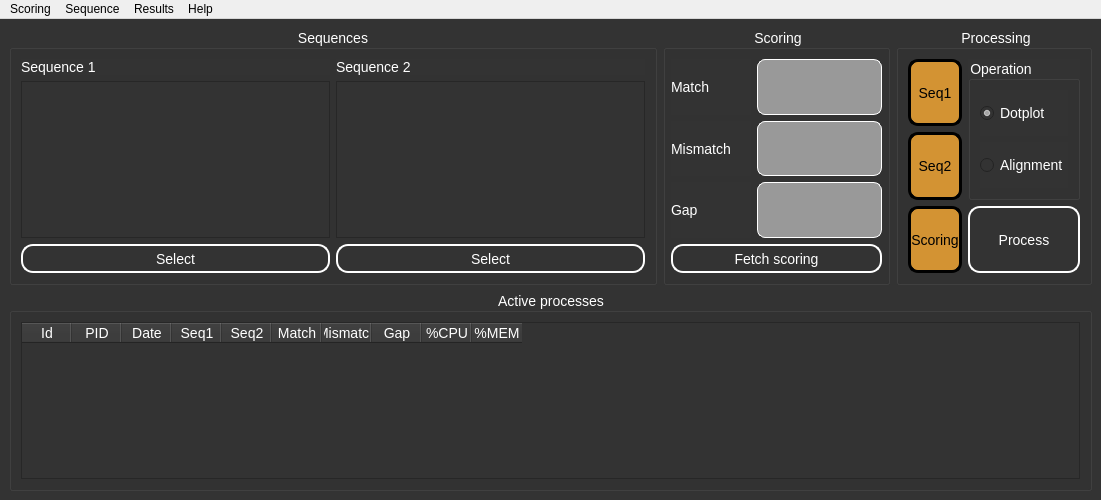
First picture: the form in Views/main.ui, repository rafalfelczynski/dna-alignment, before the edit.
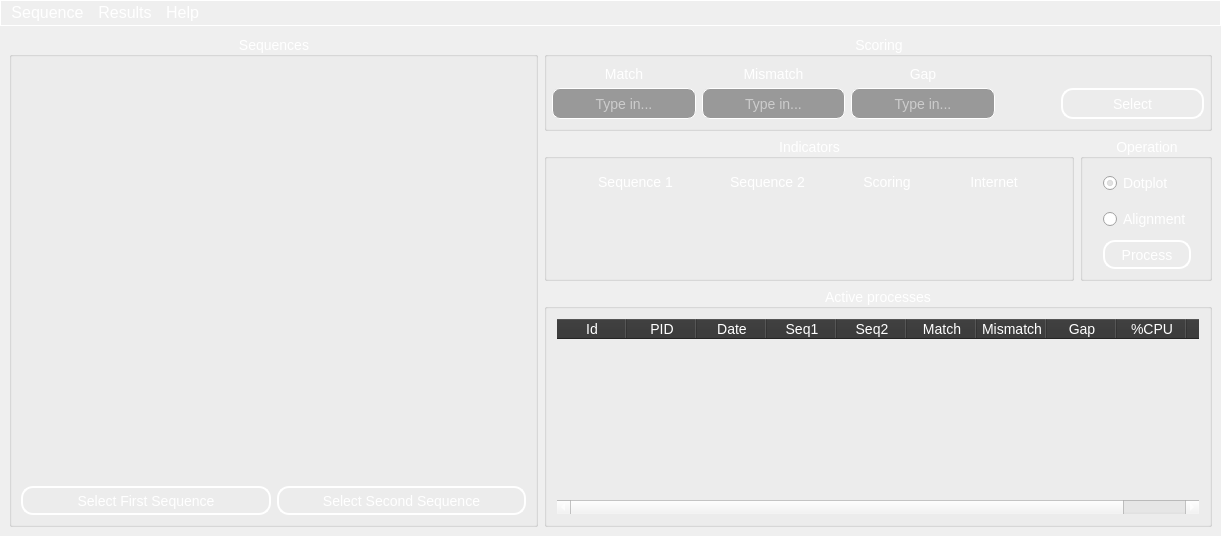
Second picture: the form after the edit. Icons and pictures are not drawn. Custom widgets are drawn as their Qt base class.

Commit message: added icons for leds, created drag and drop handler and widgets, added sequence manager, network connection checker and database updater for sequences

What changed in the file:
```diff
--- a/Views/main.ui
+++ b/Views/main.ui
@@ -6,10 +6,15 @@
    <rect>
     <x>0</x>
     <y>0</y>
-    <width>1101</width>
-    <height>500</height>
+    <width>1221</width>
+    <height>536</height>
    </rect>
   </property>
+  <property name="font">
+   <font>
+    <pointsize>12</pointsize>
+   </font>
+  </property>
   <property name="focusPolicy">
    <enum>Qt::NoFocus</enum>
   </property>
@@ -18,8 +23,9 @@
   </property>
   <property name="styleSheet">
    <string notr="true">QMainWindow {
-	border: 3px solid black;
-	border-radius: 5px;
+	border-image: url(&quot;:/background.jpg&quot;);
+	background-repeat: no-repeat; 
+	background-position: center;
 }</string>
   </property>
   <widget class="QWidget" name="centralwidget">
@@ -28,12 +34,11 @@
    </property>
    <property name="styleSheet">
     <string notr="true">QWidget {
-	background-color: #333333;
 	font: &quot;Times New Roman&quot;;
     font-size: 14px;
+	color: white;
 }
 QLabel {
-	background-color: #333333;
 	color: white;
 	font: italic &quot;Times New Roman&quot;;
 }
@@ -43,14 +48,7 @@
 	background-color: #999999;
 	color: white;
 }
-QGroupBox {
-	background-color: #333333;
-	color: white;
-}
-QRadioButton {
-	background-color: #333333;
-	color: white;
-}
+
 
 QPushButton {
     color: white;
@@ -79,11 +77,135 @@
 QPushButton:hover {
 	border: 4px solid green;
 }
+
+QListView {
+	background: transparent;
+}
+
+QTableWidget {
+	background: transparent;
+}
+
+QTableWidget::item {
+	color: white;
+	selection-background-color: qlineargradient(x1: 0, y1: 0, x2: 0, y2: 1,
+                                stop: 0 #6a6ea9, stop: 1 #888dd9);
+}
+
+QHeaderView::section {
+	background-color: #333333;
+	color: white;
+}
 </string>
    </property>
    <layout class="QGridLayout" name="gridLayout_6">
-    <item row="2" column="2" colspan="6">
-     <widget class="QGroupBox" name="groupBox_10">
+    <item row="2" column="8" rowspan="3">
+     <widget class="QGroupBox" name="operationGroupBox">
+      <property name="sizePolicy">
+       <sizepolicy hsizetype="Minimum" vsizetype="Minimum">
+        <horstretch>0</horstretch>
+        <verstretch>0</verstretch>
+       </sizepolicy>
+      </property>
+      <property name="minimumSize">
+       <size>
+        <width>0</width>
+        <height>10</height>
+       </size>
+      </property>
+      <property name="title">
+       <string>Operation</string>
+      </property>
+      <property name="alignment">
+       <set>Qt::AlignCenter</set>
+      </property>
+      <layout class="QGridLayout" name="gridLayout_2">
+       <property name="leftMargin">
+        <number>5</number>
+       </property>
+       <property name="topMargin">
+        <number>9</number>
+       </property>
+       <property name="rightMargin">
+        <number>2</number>
+       </property>
+       <property name="bottomMargin">
+        <number>9</number>
+       </property>
+       <item row="3" column="0">
+        <widget class="QPushButton" name="processBtn">
+         <property name="sizePolicy">
+          <sizepolicy hsizetype="Minimum" vsizetype="Minimum">
+           <horstretch>0</horstretch>
+           <verstretch>0</verstretch>
+          </sizepolicy>
+         </property>
+         <property name="minimumSize">
+          <size>
+           <width>0</width>
+           <height>10</height>
+          </size>
+         </property>
+         <property name="text">
+          <string>Process</string>
+         </property>
+        </widget>
+       </item>
+       <item row="0" column="0">
+        <widget class="QRadioButton" name="dotplotRadioBtn">
+         <property name="sizePolicy">
+          <sizepolicy hsizetype="Fixed" vsizetype="Expanding">
+           <horstretch>0</horstretch>
+           <verstretch>0</verstretch>
+          </sizepolicy>
+         </property>
+         <property name="minimumSize">
+          <size>
+           <width>0</width>
+           <height>10</height>
+          </size>
+         </property>
+         <property name="layoutDirection">
+          <enum>Qt::LeftToRight</enum>
+         </property>
+         <property name="styleSheet">
+          <string notr="true"/>
+         </property>
+         <property name="text">
+          <string>Dotplot</string>
+         </property>
+         <property name="checked">
+          <bool>true</bool>
+         </property>
+         <property name="autoRepeatInterval">
+          <number>5</number>
+         </property>
+        </widget>
+       </item>
+       <item row="2" column="0">
+        <widget class="QRadioButton" name="alignmentRadioBtn">
+         <property name="sizePolicy">
+          <sizepolicy hsizetype="Fixed" vsizetype="Expanding">
+           <horstretch>0</horstretch>
+           <verstretch>0</verstretch>
+          </sizepolicy>
+         </property>
+         <property name="minimumSize">
+          <size>
+           <width>0</width>
+           <height>10</height>
+          </size>
+         </property>
+         <property name="text">
+          <string>Alignment</string>
+         </property>
+        </widget>
+       </item>
+      </layout>
+     </widget>
+    </item>
+    <item row="5" column="4" rowspan="5" colspan="5">
+     <widget class="QGroupBox" name="processesGroupBox">
       <property name="sizePolicy">
        <sizepolicy hsizetype="Expanding" vsizetype="Expanding">
         <horstretch>0</horstretch>
@@ -103,20 +225,10 @@
        <item row="0" column="0">
         <widget class="QTableWidget" name="activeProcTableWidget">
          <property name="styleSheet">
-          <string notr="true">QTableWidget {
-	color: white;
-}
-
-QTableWidget::item {
-	color: white;
-	selection-background-color: qlineargradient(x1: 0, y1: 0, x2: 0, y2: 1,
-                                stop: 0 #6a6ea9, stop: 1 #888dd9);
-}
-
-QHeaderView::section {
-	background-color: #333333;
-	color: white;
-}</string>
+          <string notr="true"/>
+         </property>
+         <property name="horizontalScrollBarPolicy">
+          <enum>Qt::ScrollBarAsNeeded</enum>
          </property>
          <property name="editTriggers">
           <set>QAbstractItemView::NoEditTriggers</set>
@@ -128,10 +240,10 @@
           <enum>QAbstractItemView::SelectRows</enum>
          </property>
          <attribute name="horizontalHeaderMinimumSectionSize">
-          <number>20</number>
+          <number>70</number>
          </attribute>
          <attribute name="horizontalHeaderDefaultSectionSize">
-          <number>50</number>
+          <number>70</number>
          </attribute>
          <attribute name="verticalHeaderVisible">
           <bool>false</bool>
@@ -191,166 +303,329 @@
       </layout>
      </widget>
     </item>
-    <item row="1" column="7">
-     <widget class="QGroupBox" name="groupBox_8">
+    <item row="0" column="0" rowspan="10" colspan="4">
+     <widget class="QGroupBox" name="seqGroupBox">
       <property name="sizePolicy">
-       <sizepolicy hsizetype="Minimum" vsizetype="Expanding">
+       <sizepolicy hsizetype="Expanding" vsizetype="Expanding">
         <horstretch>0</horstretch>
         <verstretch>0</verstretch>
        </sizepolicy>
       </property>
+      <property name="minimumSize">
+       <size>
+        <width>50</width>
+        <height>0</height>
+       </size>
+      </property>
       <property name="title">
-       <string>Processing</string>
+       <string>Sequences</string>
       </property>
       <property name="alignment">
        <set>Qt::AlignCenter</set>
       </property>
-      <layout class="QGridLayout" name="gridLayout_9">
-       <item row="5" column="0" rowspan="2">
-        <widget class="QLabel" name="seqSecLedLbl">
+      <layout class="QGridLayout" name="gridLayout">
+       <item row="9" column="2" colspan="2">
+        <widget class="QPushButton" name="selectSeqSecBtn">
          <property name="sizePolicy">
-          <sizepolicy hsizetype="Minimum" vsizetype="Minimum">
+          <sizepolicy hsizetype="Expanding" vsizetype="Fixed">
+           <horstretch>0</horstretch>
+           <verstretch>0</verstretch>
+          </sizepolicy>
+         </property>
+         <property name="text">
+          <string>Select Second Sequence</string>
+         </property>
+        </widget>
+       </item>
+       <item row="0" column="0" rowspan="9" colspan="4">
+        <widget class="DragNDropListWidget" name="seq1ListWidget">
+         <property name="sizePolicy">
+          <sizepolicy hsizetype="Expanding" vsizetype="Expanding">
            <horstretch>0</horstretch>
            <verstretch>0</verstretch>
           </sizepolicy>
          </property>
          <property name="styleSheet">
-          <string notr="true">QLabel {
-	border-radius: 10px;
-	border: 3px solid black;
-	background-color: rgba(255, 173, 51, 200);;
-	color: black;
+          <string notr="true">QListView::item {
+	color: white;
+}
+
+QListView::item:selected:!active {
+    background: qlineargradient(x1: 0, y1: 0, x2: 0, y2: 1,
+                                stop: 0 #6a6ea9, stop: 1 #888dd9);
+}
+
+QListView::item:selected:active {
+    background: qlineargradient(x1: 0, y1: 0, x2: 0, y2: 1,
+                                stop: 0 #6a6ea9, stop: 1 #888dd9);
 }</string>
          </property>
+         <property name="isWrapping" stdset="0">
+          <bool>false</bool>
+         </property>
+         <property name="wordWrap">
+          <bool>true</bool>
+         </property>
+        </widget>
+       </item>
+       <item row="9" column="0" colspan="2">
+        <widget class="QPushButton" name="selectSeqFirstBtn">
+         <property name="sizePolicy">
+          <sizepolicy hsizetype="Expanding" vsizetype="Fixed">
+           <horstretch>0</horstretch>
+           <verstretch>0</verstretch>
+          </sizepolicy>
+         </property>
+         <property name="styleSheet">
+          <string notr="true"/>
+         </property>
          <property name="text">
-          <string>Seq2</string>
+          <string>Select First Sequence</string>
          </property>
+        </widget>
+       </item>
+      </layout>
+     </widget>
+    </item>
+    <item row="2" column="4" rowspan="3" colspan="4">
+     <widget class="QGroupBox" name="indicatorsGroupBox">
+      <property name="sizePolicy">
+       <sizepolicy hsizetype="Minimum" vsizetype="Minimum">
+        <horstretch>0</horstretch>
+        <verstretch>0</verstretch>
+       </sizepolicy>
+      </property>
+      <property name="minimumSize">
+       <size>
+        <width>0</width>
+        <height>100</height>
+       </size>
+      </property>
+      <property name="title">
+       <string>Indicators</string>
+      </property>
+      <property name="alignment">
+       <set>Qt::AlignCenter</set>
+      </property>
+      <layout class="QGridLayout" name="gridLayout_3">
+       <property name="leftMargin">
+        <number>0</number>
+       </property>
+       <property name="topMargin">
+        <number>0</number>
+       </property>
+       <property name="rightMargin">
+        <number>0</number>
+       </property>
+       <property name="bottomMargin">
+        <number>2</number>
+       </property>
+       <item row="1" column="3">
+        <widget class="QLabel" name="internetConnLbl">
+         <property name="sizePolicy">
+          <sizepolicy hsizetype="Fixed" vsizetype="Fixed">
+           <horstretch>0</horstretch>
+           <verstretch>0</verstretch>
+          </sizepolicy>
+         </property>
+         <property name="minimumSize">
+          <size>
+           <width>50</width>
+           <height>50</height>
+          </size>
+         </property>
+         <property name="text">
+          <string/>
+         </property>
          <property name="alignment">
           <set>Qt::AlignCenter</set>
          </property>
         </widget>
        </item>
-       <item row="7" column="0" rowspan="2">
+       <item row="0" column="1">
+        <widget class="QLabel" name="label_2">
+         <property name="sizePolicy">
+          <sizepolicy hsizetype="Fixed" vsizetype="Preferred">
+           <horstretch>0</horstretch>
+           <verstretch>0</verstretch>
+          </sizepolicy>
+         </property>
+         <property name="minimumSize">
+          <size>
+           <width>50</width>
+           <height>20</height>
+          </size>
+         </property>
+         <property name="text">
+          <string>Sequence 2</string>
+         </property>
+         <property name="alignment">
+          <set>Qt::AlignCenter</set>
+         </property>
+        </widget>
+       </item>
+       <item row="1" column="2">
         <widget class="QLabel" name="scoringLedLbl">
          <property name="sizePolicy">
-          <sizepolicy hsizetype="Minimum" vsizetype="Minimum">
+          <sizepolicy hsizetype="Fixed" vsizetype="Fixed">
            <horstretch>0</horstretch>
            <verstretch>0</verstretch>
           </sizepolicy>
          </property>
+         <property name="minimumSize">
+          <size>
+           <width>50</width>
+           <height>50</height>
+          </size>
+         </property>
          <property name="styleSheet">
-          <string notr="true">QLabel {
-	border-radius: 10px;
-	border: 3px solid black;
-	background-color: rgba(255, 173, 51, 200);
-	color: black;
-}</string>
+          <string notr="true"/>
          </property>
          <property name="text">
-          <string>Scoring</string>
+          <string/>
+         </property>
+         <property name="scaledContents">
+          <bool>false</bool>
          </property>
          <property name="alignment">
           <set>Qt::AlignCenter</set>
          </property>
         </widget>
        </item>
-       <item row="3" column="0" rowspan="2">
+       <item row="1" column="0">
         <widget class="QLabel" name="seqFirstLedLbl">
          <property name="sizePolicy">
-          <sizepolicy hsizetype="Minimum" vsizetype="Minimum">
+          <sizepolicy hsizetype="Fixed" vsizetype="Fixed">
            <horstretch>0</horstretch>
            <verstretch>0</verstretch>
           </sizepolicy>
          </property>
+         <property name="minimumSize">
+          <size>
+           <width>50</width>
+           <height>50</height>
+          </size>
+         </property>
          <property name="styleSheet">
-          <string notr="true">QLabel {
-	border-radius: 10px;
-	border: 3px solid black;
-	background-color: rgba(255, 173, 51, 200);
-	color: black;
-}
-</string>
+          <string notr="true"/>
          </property>
          <property name="text">
-          <string>Seq1</string>
+          <string/>
          </property>
          <property name="alignment">
           <set>Qt::AlignCenter</set>
          </property>
         </widget>
        </item>
-       <item row="7" column="1" rowspan="2">
-        <widget class="QPushButton" name="processBtn">
+       <item row="0" column="0">
+        <widget class="QLabel" name="label">
          <property name="sizePolicy">
-          <sizepolicy hsizetype="Minimum" vsizetype="Minimum">
+          <sizepolicy hsizetype="Fixed" vsizetype="Preferred">
            <horstretch>0</horstretch>
            <verstretch>0</verstretch>
           </sizepolicy>
          </property>
+         <property name="minimumSize">
+          <size>
+           <width>50</width>
+           <height>20</height>
+          </size>
+         </property>
          <property name="text">
-          <string>Process</string>
+          <string>Sequence 1</string>
          </property>
+         <property name="alignment">
+          <set>Qt::AlignCenter</set>
+         </property>
         </widget>
        </item>
-       <item row="3" column="1" rowspan="4">
-        <widget class="QGroupBox" name="operationGroupBox">
+       <item row="1" column="1">
+        <widget class="QLabel" name="seqSecLedLbl">
          <property name="sizePolicy">
-          <sizepolicy hsizetype="Preferred" vsizetype="Minimum">
+          <sizepolicy hsizetype="Fixed" vsizetype="Fixed">
            <horstretch>0</horstretch>
            <verstretch>0</verstretch>
           </sizepolicy>
          </property>
-         <property name="title">
-          <string>Operation</string>
+         <property name="minimumSize">
+          <size>
+           <width>50</width>
+           <height>50</height>
+          </size>
          </property>
-         <layout class="QVBoxLayout" name="verticalLayout_2">
-          <item>
-           <widget class="QRadioButton" name="dotplotRadioBtn">
-            <property name="sizePolicy">
-             <sizepolicy hsizetype="Minimum" vsizetype="Expanding">
-              <horstretch>0</horstretch>
-              <verstretch>0</verstretch>
-             </sizepolicy>
-            </property>
-            <property name="text">
-             <string>Dotplot</string>
-            </property>
-            <property name="checked">
-             <bool>true</bool>
-            </property>
-           </widget>
-          </item>
-          <item>
-           <widget class="QRadioButton" name="alignmentRadioBtn">
-            <property name="sizePolicy">
-             <sizepolicy hsizetype="Minimum" vsizetype="Expanding">
-              <horstretch>0</horstretch>
-              <verstretch>0</verstretch>
-             </sizepolicy>
-            </property>
-            <property name="text">
-             <string>Alignment</string>
-            </property>
-           </widget>
-          </item>
-         </layout>
+         <property name="styleSheet">
+          <string notr="true"/>
+         </property>
+         <property name="text">
+          <string/>
+         </property>
+         <property name="scaledContents">
+          <bool>false</bool>
+         </property>
+         <property name="alignment">
+          <set>Qt::AlignCenter</set>
+         </property>
+        </widget>
+       </item>
+       <item row="0" column="3">
+        <widget class="QLabel" name="label_4">
+         <property name="sizePolicy">
+          <sizepolicy hsizetype="Fixed" vsizetype="Preferred">
+           <horstretch>0</horstretch>
+           <verstretch>0</verstretch>
+          </sizepolicy>
+         </property>
+         <property name="minimumSize">
+          <size>
+           <width>50</width>
+           <height>20</height>
+          </size>
+         </property>
+         <property name="text">
+          <string>Internet</string>
+         </property>
+         <property name="alignment">
+          <set>Qt::AlignCenter</set>
+         </property>
+        </widget>
+       </item>
+       <item row="0" column="2">
+        <widget class="QLabel" name="label_3">
+         <property name="sizePolicy">
+          <sizepolicy hsizetype="Fixed" vsizetype="Fixed">
+           <horstretch>0</horstretch>
+           <verstretch>0</verstretch>
+          </sizepolicy>
+         </property>
+         <property name="minimumSize">
+          <size>
+           <width>50</width>
+           <height>20</height>
+          </size>
+         </property>
+         <property name="text">
+          <string>Scoring</string>
+         </property>
+         <property name="alignment">
+          <set>Qt::AlignCenter</set>
+         </property>
         </widget>
        </item>
       </layout>
      </widget>
     </item>
-    <item row="1" column="6">
-     <widget class="QGroupBox" name="groupBox_9">
+    <item row="0" column="4" rowspan="2" colspan="5">
+     <widget class="QGroupBox" name="scoringGroupBox">
       <property name="sizePolicy">
-       <sizepolicy hsizetype="Minimum" vsizetype="Expanding">
+       <sizepolicy hsizetype="Minimum" vsizetype="Minimum">
         <horstretch>0</horstretch>
         <verstretch>0</verstretch>
        </sizepolicy>
       </property>
       <property name="minimumSize">
        <size>
-        <width>100</width>
-        <height>20</height>
+        <width>0</width>
+        <height>0</height>
        </size>
       </property>
       <property name="sizeIncrement">
@@ -371,68 +646,58 @@
       <property name="alignment">
        <set>Qt::AlignCenter</set>
       </property>
-      <layout class="QGridLayout" name="gridLayout_10" columnstretch="0,0" columnminimumwidth="0,0">
+      <layout class="QGridLayout" name="gridLayout_4">
+       <property name="sizeConstraint">
+        <enum>QLayout::SetDefaultConstraint</enum>
+       </property>
        <property name="leftMargin">
         <number>5</number>
        </property>
+       <property name="topMargin">
+        <number>9</number>
+       </property>
        <property name="rightMargin">
         <number>5</number>
        </property>
        <property name="bottomMargin">
         <number>9</number>
        </property>
-       <item row="0" column="0">
-        <widget class="QLabel" name="label_10">
+       <item row="0" column="2">
+        <widget class="QLabel" name="label_9">
          <property name="sizePolicy">
-          <sizepolicy hsizetype="Minimum" vsizetype="Preferred">
+          <sizepolicy hsizetype="Minimum" vsizetype="Fixed">
            <horstretch>0</horstretch>
            <verstretch>0</verstretch>
           </sizepolicy>
          </property>
          <property name="text">
-          <string>Match</string>
-         </property>
-        </widget>
-       </item>
-       <item row="0" column="1">
-        <widget class="QLineEdit" name="matchLineEdit">
-         <property name="sizePolicy">
-          <sizepolicy hsizetype="Minimum" vsizetype="Minimum">
-           <horstretch>0</horstretch>
-           <verstretch>0</verstretch>
-          </sizepolicy>
-         </property>
-         <property name="minimumSize">
-          <size>
-           <width>50</width>
-           <height>0</height>
-          </size>
+          <string>Gap</string>
          </property>
          <property name="alignment">
           <set>Qt::AlignCenter</set>
          </property>
-         <property name="clearButtonEnabled">
-          <bool>false</bool>
-         </property>
         </widget>
        </item>
-       <item row="1" column="0">
+       <item row="0" column="1">
         <widget class="QLabel" name="label_8">
          <property name="sizePolicy">
-          <sizepolicy hsizetype="Minimum" vsizetype="Preferred">
+          <sizepolicy hsizetype="Minimum" vsizetype="Fixed">
            <horstretch>0</horstretch>
            <verstretch>0</verstretch>
           </sizepolicy>
          </property>
          <property name="minimumSize">
           <size>
-           <width>80</width>
+           <width>0</width>
            <height>0</height>
           </size>
          </property>
          <property name="text">
           <string>Mismatch</string>
          </property>
+         <property name="alignment">
+          <set>Qt::AlignCenter</set>
+         </property>
         </widget>
        </item>
        <item row="1" column="1">
@@ -445,29 +710,19 @@
          </property>
          <property name="minimumSize">
           <size>
-           <width>50</width>
+           <width>0</width>
            <height>0</height>
           </size>
          </property>
          <property name="alignment">
           <set>Qt::AlignCenter</set>
          </property>
-        </widget>
-       </item>
-       <item row="2" column="0">
-        <widget class="QLabel" name="label_9">
-         <property name="sizePolicy">
-          <sizepolicy hsizetype="Minimum" vsizetype="Preferred">
-           <horstretch>0</horstretch>
-           <verstretch>0</verstretch>
-          </sizepolicy>
+         <property name="placeholderText">
+          <string>Type in...</string>
          </property>
-         <property name="text">
-          <string>Gap</string>
-         </property>
         </widget>
        </item>
-       <item row="2" column="1">
+       <item row="1" column="2">
         <widget class="QLineEdit" name="gapLineEdit">
          <property name="sizePolicy">
           <sizepolicy hsizetype="Minimum" vsizetype="Minimum">
@@ -477,159 +732,93 @@
          </property>
          <property name="minimumSize">
           <size>
-           <width>50</width>
+           <width>0</width>
            <height>0</height>
           </size>
          </property>
          <property name="alignment">
           <set>Qt::AlignCenter</set>
          </property>
+         <property name="placeholderText">
+          <string>Type in...</string>
+         </property>
         </widget>
        </item>
-       <item row="3" column="0" colspan="2">
+       <item row="0" column="0">
+        <widget class="QLabel" name="label_10">
+         <property name="sizePolicy">
+          <sizepolicy hsizetype="Minimum" vsizetype="Fixed">
+           <horstretch>0</horstretch>
+           <verstretch>0</verstretch>
+          </sizepolicy>
+         </property>
+         <property name="text">
+          <string>Match</string>
+         </property>
+         <property name="scaledContents">
+          <bool>false</bool>
+         </property>
+         <property name="alignment">
+          <set>Qt::AlignCenter</set>
+         </property>
+        </widget>
+       </item>
+       <item row="1" column="0">
+        <widget class="QLineEdit" name="matchLineEdit">
+         <property name="sizePolicy">
+          <sizepolicy hsizetype="Minimum" vsizetype="Minimum">
+           <horstretch>0</horstretch>
+           <verstretch>0</verstretch>
+          </sizepolicy>
+         </property>
+         <property name="minimumSize">
+          <size>
+           <width>0</width>
+           <height>0</height>
+          </size>
+         </property>
+         <property name="focusPolicy">
+          <enum>Qt::ClickFocus</enum>
+         </property>
+         <property name="alignment">
+          <set>Qt::AlignCenter</set>
+         </property>
+         <property name="placeholderText">
+          <string>Type in...</string>
+         </property>
+         <property name="clearButtonEnabled">
+          <bool>false</bool>
+         </property>
+        </widget>
+       </item>
+       <item row="1" column="4">
         <widget class="QPushButton" name="fetchScoringBtn">
          <property name="sizePolicy">
-          <sizepolicy hsizetype="Minimum" vsizetype="Fixed">
+          <sizepolicy hsizetype="Minimum" vsizetype="Minimum">
            <horstretch>0</horstretch>
            <verstretch>0</verstretch>
           </sizepolicy>
          </property>
          <property name="text">
-          <string>Fetch scoring</string>
-         </property>
-        </widget>
-       </item>
-      </layout>
-     </widget>
-    </item>
-    <item row="1" column="2" colspan="4">
-     <widget class="QGroupBox" name="groupBox_7">
-      <property name="sizePolicy">
-       <sizepolicy hsizetype="Expanding" vsizetype="Expanding">
-        <horstretch>0</horstretch>
-        <verstretch>0</verstretch>
-       </sizepolicy>
-      </property>
-      <property name="minimumSize">
-       <size>
-        <width>50</width>
-        <height>0</height>
-       </size>
-      </property>
-      <property name="title">
-       <string>Sequences</string>
-      </property>
-      <property name="alignment">
-       <set>Qt::AlignCenter</set>
-      </property>
-      <layout class="QGridLayout" name="gridLayout">
-       <item row="0" column="2">
-        <widget class="QLabel" name="label_7">
-         <property name="sizePolicy">
-          <sizepolicy hsizetype="Expanding" vsizetype="Preferred">
-           <horstretch>0</horstretch>
-           <verstretch>0</verstretch>
-          </sizepolicy>
-         </property>
-         <property name="text">
-          <string>Sequence 2</string>
-         </property>
-        </widget>
-       </item>
-       <item row="2" column="2">
-        <widget class="QPushButton" name="selectSeqSecBtn">
-         <property name="sizePolicy">
-          <sizepolicy hsizetype="Expanding" vsizetype="Fixed">
-           <horstretch>0</horstretch>
-           <verstretch>0</verstretch>
-          </sizepolicy>
-         </property>
-         <property name="text">
           <string>Select</string>
          </property>
         </widget>
        </item>
-       <item row="1" column="1">
-        <widget class="QListWidget" name="seq1ListWidget">
-         <property name="sizePolicy">
-          <sizepolicy hsizetype="Expanding" vsizetype="Expanding">
-           <horstretch>0</horstretch>
-           <verstretch>0</verstretch>
-          </sizepolicy>
+       <item row="1" column="3">
+        <spacer name="horizontalSpacer">
+         <property name="orientation">
+          <enum>Qt::Horizontal</enum>
          </property>
-         <property name="styleSheet">
-          <string notr="true">QListView::item {
-	color: white;
-}
-
-QListView::item:selected:!active {
-    background: qlineargradient(x1: 0, y1: 0, x2: 0, y2: 1,
-                                stop: 0 #6a6ea9, stop: 1 #888dd9);
-}
-
-QListView::item:selected:active {
-    background: qlineargradient(x1: 0, y1: 0, x2: 0, y2: 1,
-                                stop: 0 #6a6ea9, stop: 1 #888dd9);
-}</string>
+         <property name="sizeType">
+          <enum>QSizePolicy::Minimum</enum>
          </property>
-         <property name="isWrapping" stdset="0">
-          <bool>false</bool>
+         <property name="sizeHint" stdset="0">
+          <size>
+           <width>60</width>
+           <height>20</height>
+          </size>
          </property>
-         <property name="wordWrap">
-          <bool>true</bool>
-         </property>
-        </widget>
-       </item>
-       <item row="2" column="1">
-        <widget class="QPushButton" name="selectSeqFirstBtn">
-         <property name="sizePolicy">
-          <sizepolicy hsizetype="Expanding" vsizetype="Fixed">
-           <horstretch>0</horstretch>
-           <verstretch>0</verstretch>
-          </sizepolicy>
-         </property>
-         <property name="text">
-          <string>Select</string>
-         </property>
-        </widget>
-       </item>
-       <item row="0" column="1">
-        <widget class="QLabel" name="label_6">
-         <property name="sizePolicy">
-          <sizepolicy hsizetype="Expanding" vsizetype="Preferred">
-           <horstretch>0</horstretch>
-           <verstretch>0</verstretch>
-          </sizepolicy>
-         </property>
-         <property name="text">
-          <string>Sequence 1</string>
-         </property>
-        </widget>
-       </item>
-       <item row="1" column="2">
-        <widget class="QListWidget" name="seq2ListWidget">
-         <property name="styleSheet">
-          <string notr="true">QListView::item {
-	color: white;
-}
-
-QListView::item:selected:!active {
-    background: qlineargradient(x1: 0, y1: 0, x2: 0, y2: 1,
-                                stop: 0 #6a6ea9, stop: 1 #888dd9);
-}
-
-QListView::item:selected:active {
-    background: qlineargradient(x1: 0, y1: 0, x2: 0, y2: 1,
-                                stop: 0 #6a6ea9, stop: 1 #888dd9);
-}</string>
-         </property>
-         <property name="isWrapping" stdset="0">
-          <bool>false</bool>
-         </property>
-         <property name="wordWrap">
-          <bool>true</bool>
-         </property>
-        </widget>
+        </spacer>
        </item>
       </layout>
      </widget>
@@ -641,16 +830,32 @@
     <rect>
      <x>0</x>
      <y>0</y>
-     <width>1101</width>
-     <height>21</height>
+     <width>1221</width>
+     <height>23</height>
     </rect>
    </property>
-   <widget class="QMenu" name="menuFile">
-    <property name="title">
-     <string>Scoring</string>
-    </property>
-    <addaction name="scoringImportAction"/>
-   </widget>
+   <property name="sizePolicy">
+    <sizepolicy hsizetype="MinimumExpanding" vsizetype="Preferred">
+     <horstretch>0</horstretch>
+     <verstretch>0</verstretch>
+    </sizepolicy>
+   </property>
+   <property name="styleSheet">
+    <string notr="true">QMenuBar {
+	border: 1px solid white;
+	background: transparent;
+	color: white;
+}
+
+QMenuBar::item {
+	color: white;
+}
+
+QMenuBar::item:selected {
+	border: 1px solid white;
+	color: white;
+}</string>
+   </property>
    <widget class="QMenu" name="menuSequence">
     <property name="title">
      <string>Sequence</string>
@@ -671,7 +876,6 @@
     <addaction name="resultsImportAction"/>
     <addaction name="resultsShowAction"/>
    </widget>
-   <addaction name="menuFile"/>
    <addaction name="menuSequence"/>
    <addaction name="menuResults"/>
    <addaction name="menuHelp"/>
@@ -707,6 +911,13 @@
    </property>
   </action>
  </widget>
+ <customwidgets>
+  <customwidget>
+   <class>DragNDropListWidget</class>
+   <extends>QListWidget</extends>
+   <header>Views.dragNDropListWidget</header>
+  </customwidget>
+ </customwidgets>
  <resources/>
  <connections/>
 </ui>
```
Left out of the diff: 15 changed lines with no effect on the pictures. The commit also changes 55 other files.
